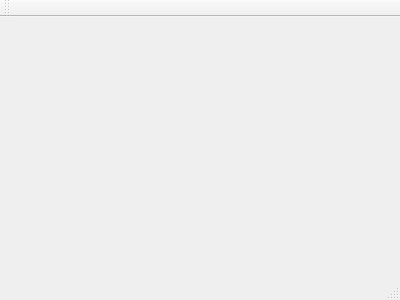
Above: mainwindow.ui from cc3k/DataTransfer before the change. Below: the same form after it.
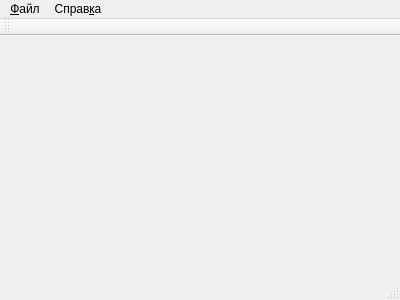
That is the form after the change.

Commit message: Project started

```diff
--- a/mainwindow.ui
+++ b/mainwindow.ui
@@ -12,13 +12,40 @@
   <property name="windowTitle" >
    <string>MainWindow</string>
   </property>
-  <widget class="QMenuBar" name="menuBar" />
-  <widget class="QToolBar" name="mainToolBar" />
-  <widget class="QWidget" name="centralWidget" />
-  <widget class="QStatusBar" name="statusBar" />
+  <widget class="QWidget" name="centralWidget"/>
+  <widget class="QMenuBar" name="menuBar">
+   <property name="geometry">
+    <rect>
+     <x>0</x>
+     <y>0</y>
+     <width>400</width>
+     <height>28</height>
+    </rect>
+   </property>
+   <widget class="QMenu" name="menu">
+    <property name="title">
+     <string>&amp;Файл</string>
+    </property>
+   </widget>
+   <widget class="QMenu" name="menu_2">
+    <property name="title">
+     <string>Справ&amp;ка</string>
+    </property>
+   </widget>
+   <addaction name="menu"/>
+   <addaction name="menu_2"/>
+  </widget>
+  <widget class="QToolBar" name="mainToolBar">
+   <attribute name="toolBarArea">
+    <enum>TopToolBarArea</enum>
+   </attribute>
+   <attribute name="toolBarBreak">
+    <bool>false</bool>
+   </attribute>
+  </widget>
+  <widget class="QStatusBar" name="statusBar"/>
  </widget>
- <layoutDefault spacing="6" margin="11" />
- <pixmapfunction></pixmapfunction>
+ <layoutdefault spacing="6" margin="11"/>
  <resources/>
  <connections/>
 </ui>
```
Left out of the diff: 7 changed lines with no effect on the pictures.
